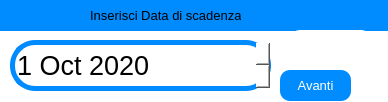
First picture: the form in view/inserisci_data_scadenza_window.ui, repository ISacchitella/MicroOne_v1.1, before the edit.
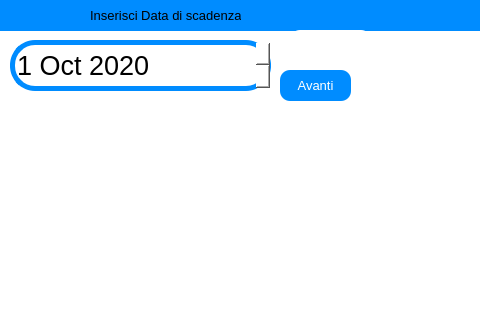
Second picture: the form after the edit. Icons and pictures are not drawn.

```diff
--- a/view/inserisci_data_scadenza_window.ui
+++ b/view/inserisci_data_scadenza_window.ui
@@ -6,8 +6,8 @@
    <rect>
     <x>0</x>
     <y>0</y>
-    <width>388</width>
-    <height>102</height>
+    <width>480</width>
+    <height>320</height>
    </rect>
   </property>
   <property name="windowTitle">
```
